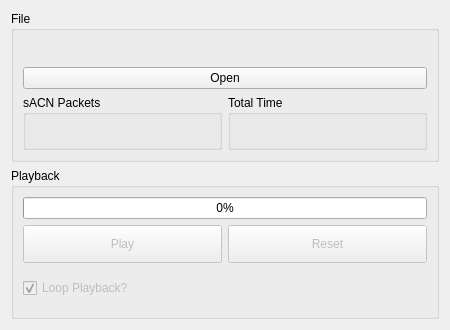
The window that ui/pcapplayback.ui (docsteer/sacnview) describes before a commit, drawn with Qt 5.
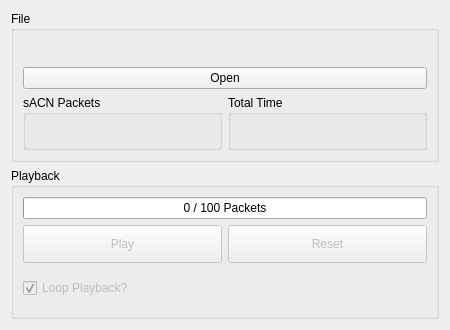
The same window after the commit. Icons and pictures are not drawn.

Commit message: Better error handling

Patch:
```diff
--- a/ui/pcapplayback.ui
+++ b/ui/pcapplayback.ui
@@ -136,6 +136,9 @@
         <property name="textVisible">
          <bool>true</bool>
         </property>
+        <property name="format">
+         <string>%v / %m Packets</string>
+        </property>
        </widget>
       </item>
       <item>
```
The commit also changes 2 other files.
